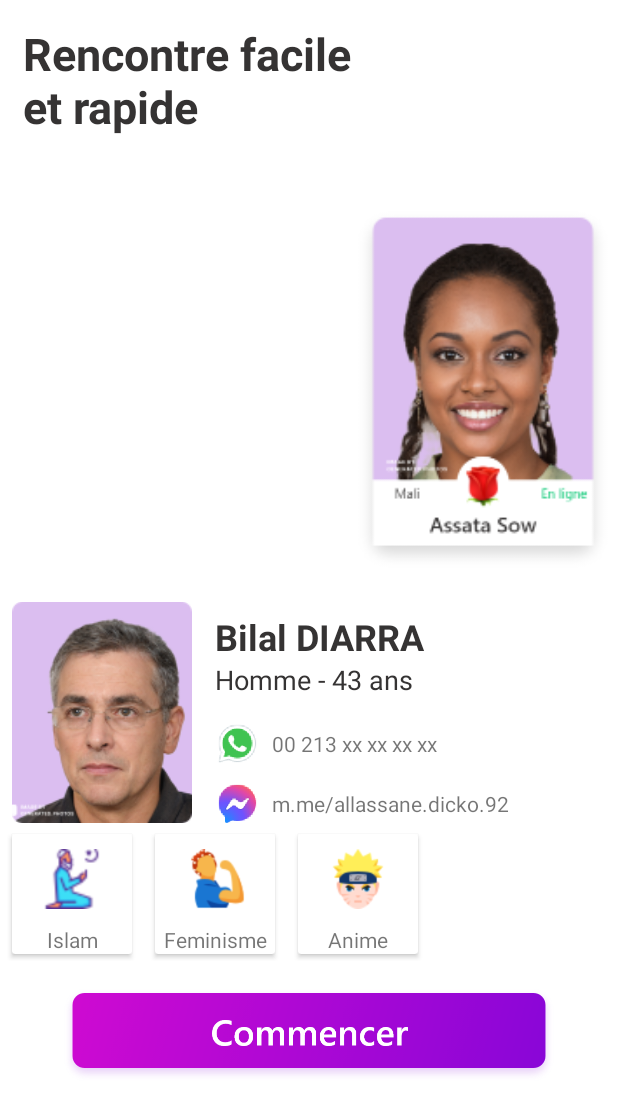
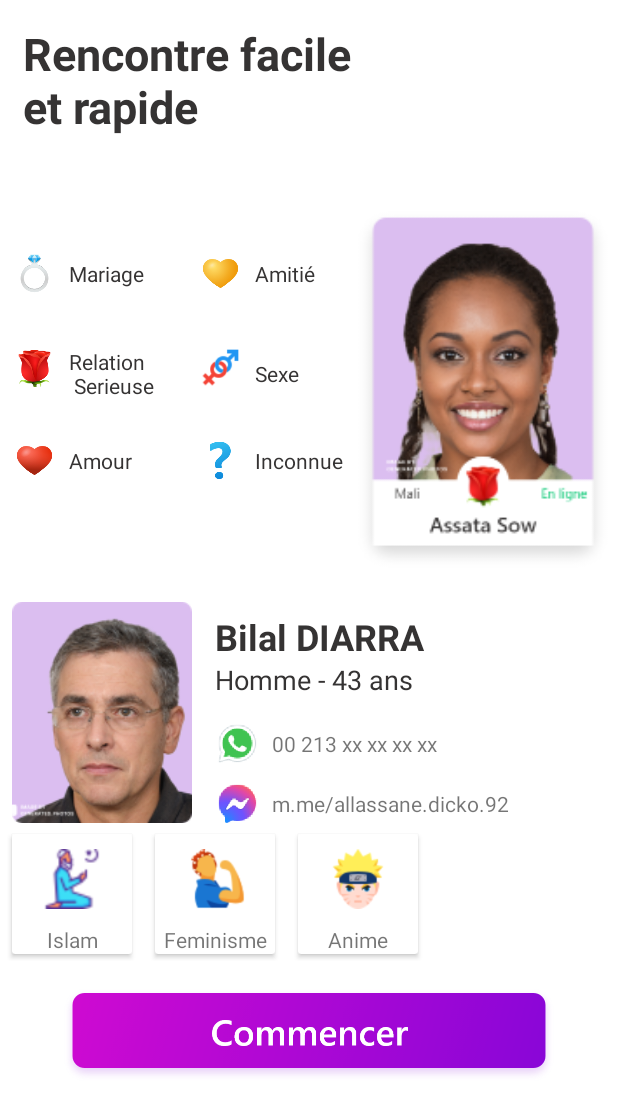
Before and after one commit to Trast00/Meet-Africans-Android, an Android app: the TutoActivity screen opened directly, with no data from a screen before it, on a phone screen of 412 x 824 dp. Shown: the top 1114 px of the screen. Run offline under Robolectric (Android 15) with nearby library versions, the phone set to English and light mode, and no system bars; libraries missing offline, so code that uses them is left out: com.lnd; 1 statement that could not run was skipped.

Commit message:
tutoActivity: Optimisation for translation; add icons for different interest

```diff
--- a/RencontreAfricaine/app/src/main/res/layout/activity_tuto.xml
+++ b/RencontreAfricaine/app/src/main/res/layout/activity_tuto.xml
@@ -36,7 +36,140 @@
             app:layout_constraintStart_toStartOf="parent"
             app:layout_constraintEnd_toStartOf="@id/cardgirl">
 
+            <ImageView
+                android:layout_width="30dp"
+                android:layout_height="30dp"
+                android:id="@+id/imgRing"
+                android:src="@drawable/iconsring"
+                android:layout_marginStart="8dp"
+                app:layout_constraintTop_toTopOf="parent"
+                app:layout_constraintBottom_toTopOf="@id/imgFlower"
+                app:layout_constraintStart_toStartOf="parent"
+                />
 
+            <ImageView
+                android:layout_width="30dp"
+                android:layout_height="30dp"
+                android:id="@+id/imgFlower"
+                android:src="@drawable/iconsflower"
+                android:layout_marginStart="8dp"
+                app:layout_constraintBottom_toTopOf="@id/imgHeart"
+                app:layout_constraintTop_toBottomOf="@id/imgRing"
+                app:layout_constraintStart_toStartOf="parent"
+                />
+
+            <ImageView
+                android:layout_width="30dp"
+                android:layout_height="30dp"
+                android:id="@+id/imgHeart"
+                android:src="@drawable/iconsheart"
+                android:layout_marginBottom="30dp"
+                android:layout_marginStart="8dp"
+                app:layout_constraintBottom_toBottomOf="parent"
+                app:layout_constraintTop_toBottomOf="@id/imgFlower"
+                app:layout_constraintStart_toStartOf="parent"
+                />
+
+            <TextView
+                android:layout_width="wrap_content"
+                android:layout_height="wrap_content"
+                android:text="Mariage"
+                android:textColor="@color/text_black"
+                android:layout_marginStart="8dp"
+                app:layout_constraintStart_toEndOf="@id/imgRing"
+                app:layout_constraintBottom_toBottomOf="@id/imgRing"
+                app:layout_constraintTop_toTopOf="@id/imgRing"/>
+
+            <TextView
+                android:layout_width="wrap_content"
+                android:layout_height="wrap_content"
+                android:text="Relation \n Serieuse"
+                android:textColor="@color/text_black"
+                android:layout_marginTop="8dp"
+                android:layout_marginStart="8dp"
+                app:layout_constraintStart_toEndOf="@id/imgFlower"
+                app:layout_constraintBottom_toBottomOf="@id/imgFlower"
+                app:layout_constraintTop_toTopOf="@id/imgFlower"/>
+
+            <TextView
+                android:layout_width="wrap_content"
+                android:layout_height="wrap_content"
+                android:text="Amour"
+                android:textColor="@color/text_black"
+                android:layout_marginStart="8dp"
+                app:layout_constraintStart_toEndOf="@id/imgHeart"
+                app:layout_constraintBottom_toBottomOf="@id/imgHeart"
+                app:layout_constraintTop_toTopOf="@id/imgHeart"/>
+
+
+
+
+            <TextView
+                android:layout_width="wrap_content"
+                android:layout_height="wrap_content"
+                android:text="Amitié"
+                android:textColor="@color/text_black"
+                android:layout_marginStart="8dp"
+                app:layout_constraintStart_toEndOf="@id/imgHeartYellow"
+                app:layout_constraintBottom_toBottomOf="@id/imgRing"
+                app:layout_constraintTop_toTopOf="@id/imgRing"/>
+
+            <TextView
+                android:layout_width="wrap_content"
+                android:layout_height="wrap_content"
+                android:text="Sexe"
+                android:textColor="@color/text_black"
+                android:layout_marginTop="8dp"
+                android:layout_marginStart="8dp"
+                app:layout_constraintStart_toEndOf="@id/imgSexe"
+                app:layout_constraintBottom_toBottomOf="@id/imgFlower"
+                app:layout_constraintTop_toTopOf="@id/imgFlower"/>
+
+            <TextView
+                android:layout_width="wrap_content"
+                android:layout_height="wrap_content"
+                android:text="Inconnue"
+                android:textColor="@color/text_black"
+                android:layout_marginStart="8dp"
+                app:layout_constraintStart_toEndOf="@id/imgUnknown"
+                app:layout_constraintBottom_toBottomOf="@id/imgHeart"
+                app:layout_constraintTop_toTopOf="@id/imgHeart"/>
+
+
+
+            <ImageView
+                android:layout_width="30dp"
+                android:layout_height="30dp"
+                android:id="@+id/imgHeartYellow"
+                android:src="@drawable/iconsfriend"
+                android:layout_marginEnd="70dp"
+                app:layout_constraintTop_toTopOf="parent"
+                app:layout_constraintBottom_toTopOf="@id/imgFlower"
+                app:layout_constraintEnd_toEndOf="parent"
+                />
+
+            <ImageView
+                android:layout_width="30dp"
+                android:layout_height="30dp"
+                android:id="@+id/imgSexe"
+                android:src="@drawable/iconssex"
+                android:layout_marginEnd="70dp"
+                app:layout_constraintBottom_toTopOf="@id/imgHeart"
+                app:layout_constraintTop_toBottomOf="@id/imgRing"
+                app:layout_constraintEnd_toEndOf="parent"
+                />
+
+            <ImageView
+                android:layout_width="30dp"
+                android:layout_height="30dp"
+                android:id="@+id/imgUnknown"
+                android:src="@drawable/iconsunknown"
+                android:layout_marginBottom="30dp"
+                android:layout_marginEnd="70dp"
+                app:layout_constraintBottom_toBottomOf="parent"
+                app:layout_constraintTop_toBottomOf="@id/imgFlower"
+                app:layout_constraintEnd_toEndOf="parent"
+                />
 
         </androidx.constraintlayout.widget.ConstraintLayout>
 
```
